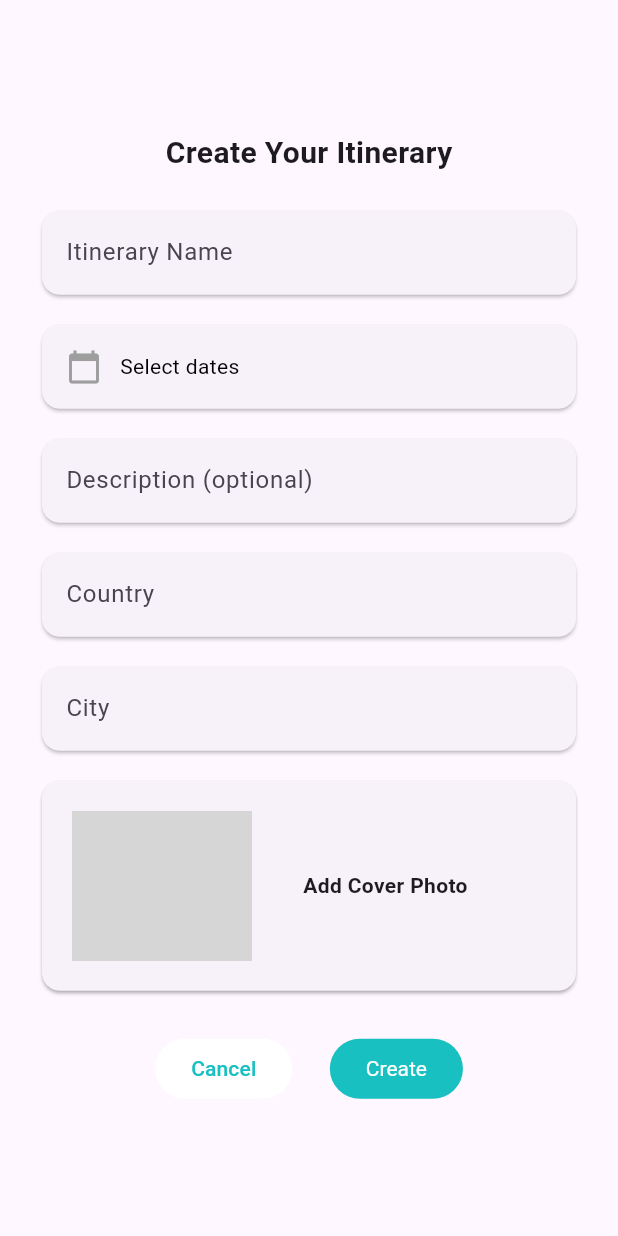
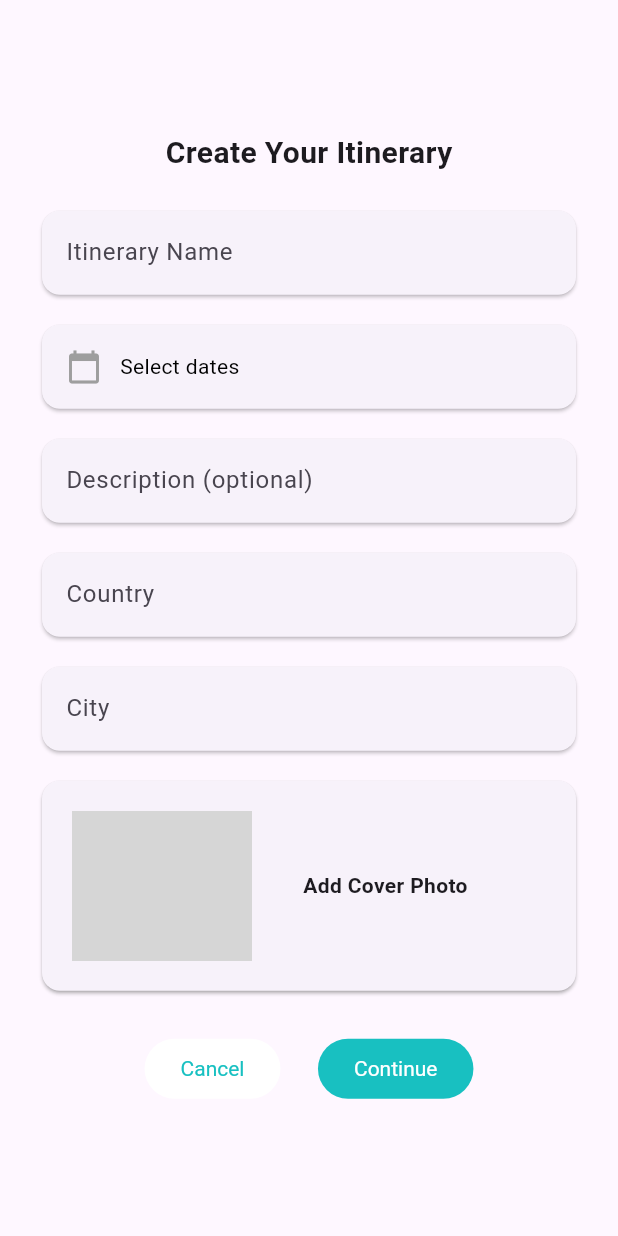
Before and after one commit to Leedje/tripsharemobile_s4, a Flutter app: the screen it shows after launch, item 2 of the bottom bar chosen, on a phone screen of 412 x 824 dp. Run offline on Flutter 3.47's test engine with Material 3 defaults, Android fonts, the phone set to English and light mode, and no system bars; our stand-ins replace go_router, image_picker; network calls fail; Roboto replaces fonts that are missing (Poppins); grey boxes are pictures that could not be loaded.

Commit message:
updated create itinerary flow: added the view days screen

```diff
--- a/lib/config/router.dart
+++ b/lib/config/router.dart
@@ -3,6 +3,7 @@ import 'package:flutter/material.dart';
 import 'package:tripsharemobile_s4/layouts/mainnavlayout.dart';
 import 'package:tripsharemobile_s4/screens/create-edit-itinerary.dart';
 import 'package:tripsharemobile_s4/screens/home.dart';
+import 'package:tripsharemobile_s4/screens/view-days-screen.dart';
 import 'package:tripsharemobile_s4/screens/view-itinerary-details.dart';
 
 final appRouter = GoRouter(
@@ -39,5 +40,17 @@ final appRouter = GoRouter(
       },
     ),
 
+    GoRoute(
+      name: 'view-all-days',
+      path: '/days-screen',
+      builder: (context, state) => ViewDaysScreen(),
+    ),
+
+    GoRoute(
+      name: 'plan-activities',
+      path: '/day/:id',
+      builder: (context, state) => Placeholder(),
+    ),
+
   ],
 );
--- a/lib/main.dart
+++ b/lib/main.dart
@@ -16,6 +16,30 @@ class MainApp extends StatelessWidget {
       create: (itineraryViewModel) => ItineraryViewModel(),
       child: MaterialApp.router(
         routerConfig: appRouter,
+        theme: ThemeData(
+
+          fontFamily: 'Poppins',
+          // ElevatedButton default style
+          elevatedButtonTheme: ElevatedButtonThemeData(
+            style: ElevatedButton.styleFrom(
+              backgroundColor: Colors.white,
+              elevation: 0,
+              textStyle: const TextStyle(
+                color: Color(0xFF18C0C1),
+                fontFamily: 'Poppins',
+              ),
+            ),
+          ),
+
+          // FilledButton default style
+          filledButtonTheme: FilledButtonThemeData(
+            style: FilledButton.styleFrom(
+              backgroundColor: const Color(0xFF18C0C1),
+              foregroundColor: Colors.white,
+              textStyle: const TextStyle(fontFamily: 'Poppins'),
+            ),
+          ),
+        ),
       ),
     );
   }
--- a/lib/screens/create-edit-itinerary.dart
+++ b/lib/screens/create-edit-itinerary.dart
@@ -234,10 +234,6 @@ class _CreateEditItineraryScreenState extends State<CreateEditItineraryScreen> {
                       onPressed: () {
                         context.go('/');
                       },
-                      style: ElevatedButton.styleFrom(
-                        backgroundColor: Colors.white,
-                        elevation: 0,
-                      ),
                       child: Text(
                         'Cancel',
                         style: TextStyle(
@@ -248,20 +244,13 @@ class _CreateEditItineraryScreenState extends State<CreateEditItineraryScreen> {
                     ),
                     SizedBox(width: 25),
                     FilledButton(
-                      style: FilledButton.styleFrom(
-                        backgroundColor: Color(0xFF18C0C1),
-                        textStyle: TextStyle(
-                          color: Colors.white,
-                          fontFamily: 'Poppins',
-                        ),
-                      ),
                       onPressed: () {
                         if (_formKey.currentState!.validate()) {
                           itineraryViewModel.createItinerary(itinerary);
-                          context.push('/');
+                          context.push('/days-screen');
                         }
                       },
-                      child: Text('Create'),
+                      child: Text('Continue'),
                     ),
                   ],
                 ),
--- a/lib/viewModels/itineraryViewModel.dart
+++ b/lib/viewModels/itineraryViewModel.dart
@@ -5,6 +5,8 @@ class ItineraryViewModel extends ChangeNotifier {
   final List<ItineraryDTO> _itineraries = [];
   List<ItineraryDTO> get itineraries => _itineraries;
 
+  final ItineraryDTO _createdItinerary = ItineraryDTO();
+  ItineraryDTO get createdItinerary => _createdItinerary;
 
   List<ItineraryDTO> getAllItineraries() {
     return _itineraries;
@@ -86,7 +88,7 @@ class ItineraryViewModel extends ChangeNotifier {
 
   void createItinerary(ItineraryDTO itinerary) {
     _itineraries.add(itinerary);
-
+    //_createdItinerary = itineraryService.createItinerary(itinerary);
     notifyListeners();
   }
 
```
Also changed, not shown: lib/screens/view-days-screen.dart (added, +57 -0 lines).
